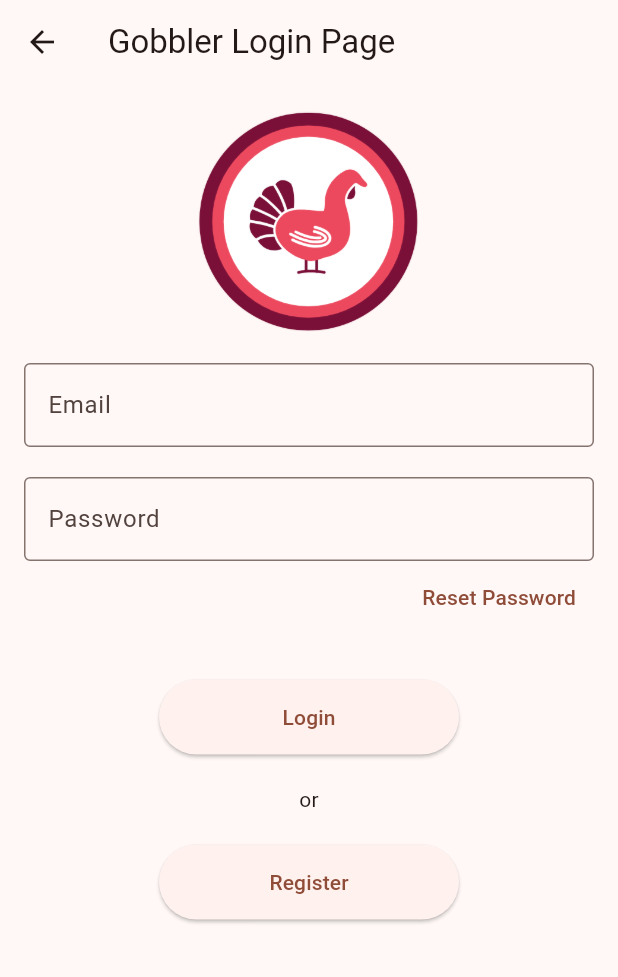
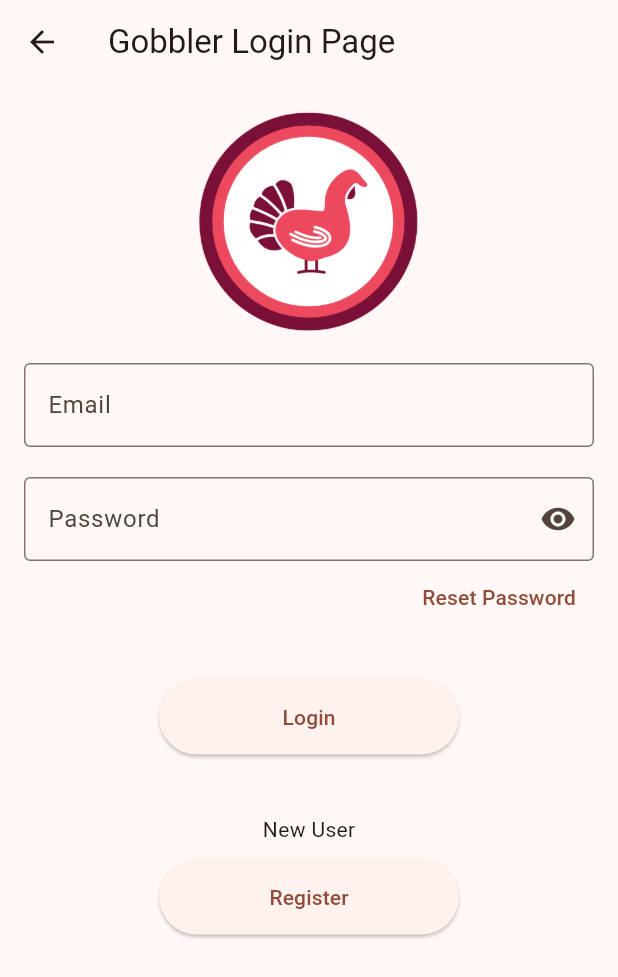
Before and after one commit to qiiiixuan/Orbital-2025-GobbleUp, a Flutter app: the GobblerLoginPage screen opened directly, on a phone screen of 412 x 824 dp. Shown: the top 977 px of the screen. Run offline on Flutter 3.47's test engine with Material 3 defaults, Android fonts, the light colour scheme and no system bars; our stand-ins replace firebase_auth, firebase_core, firebase_database, flutter_card_swiper; accounts and stored records are empty.

Commit message:
added toggle for hide password

```diff
--- a/GobbleUp/lib/src/views/pages/onboarding_pages/gobblerloginpage.dart
+++ b/GobbleUp/lib/src/views/pages/onboarding_pages/gobblerloginpage.dart
@@ -18,6 +18,7 @@ class _GobblerLoginPageState extends State<GobblerLoginPage> {
   TextEditingController passwordController = TextEditingController();
   // String confirmedUsername = '123';
   // String confirmedPassword = '123';
+  bool hidePassword = true;
   String errorMessage = '';
 
   void dispose() {
@@ -74,11 +75,21 @@ class _GobblerLoginPageState extends State<GobblerLoginPage> {
             const SizedBox(height: 20.0),
             TextField(
               controller: passwordController,
+              obscureText: hidePassword,
               decoration: InputDecoration(
                 labelText: 'Password',
                 border: OutlineInputBorder(),
+                suffixIcon: GestureDetector(
+                  onTap: () {
+                    setState(() {
+                      hidePassword = !hidePassword;
+                    });
+                  },
+                  child: Icon(
+                      hidePassword ? Icons.visibility : Icons.visibility_off
+                  ),
+                ),
               ),
-              obscureText: true,
               onEditingComplete: () {
                 setState(() {});
               },
@@ -100,12 +111,12 @@ class _GobblerLoginPageState extends State<GobblerLoginPage> {
              ),
             ),
 
-
-            const SizedBox(height: 10.0),
             Text(
               errorMessage,
               style: TextStyle(color: Colors.red),
             ),
+            const SizedBox(height: 10.0),
+
             ElevatedButton(
                 onPressed: () {
                   signIn();
@@ -113,10 +124,13 @@ class _GobblerLoginPageState extends State<GobblerLoginPage> {
                 style: ElevatedButton.styleFrom(
                   minimumSize: Size(200, 50),
                 ),
-                child: Text('Login')),
-            const SizedBox(height: 20.0),
-            Text("or"),
-            const SizedBox(height: 20.0),
+                child: Text('Login')
+            ),
+
+            const SizedBox(height: 40.0),
+            Text("New User"),
+            const SizedBox(height: 10.0),
+
             ElevatedButton(
                 onPressed: () {
                   Navigator.pushReplacement(
```
Also changed, not shown: GobbleUp/lib/src/views/pages/onboarding_pages/gobbledloginpage.dart (+20 -9 lines).
